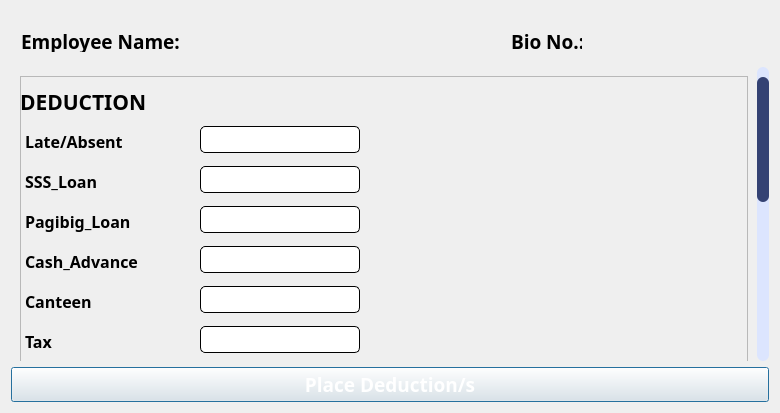
Maze711/systemPayroll, file MainFrame/Resources/UI/deduction.ui: the form before one commit.
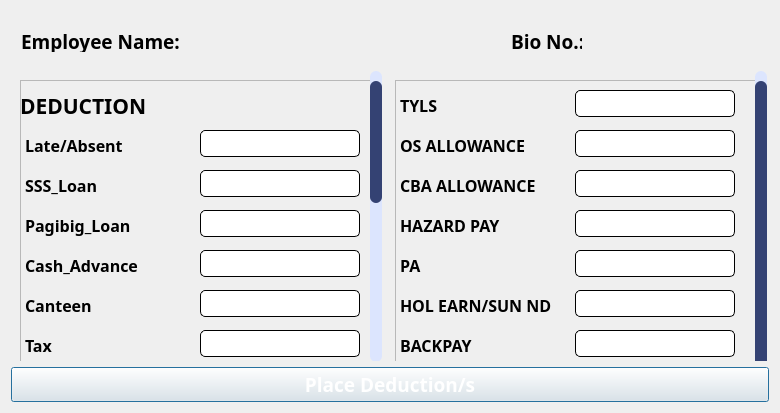
The form after the commit. Icons and pictures are not drawn.

```diff
--- a/MainFrame/Resources/UI/deduction.ui
+++ b/MainFrame/Resources/UI/deduction.ui
@@ -211,10 +211,15 @@
        <string/>
       </property>
      </widget>
-    </widget>
-   </item>
-   <item>
     <widget class="QScrollArea" name="scrollArea">
+      <property name="geometry">
+       <rect>
+        <x>0</x>
+        <y>60</y>
+        <width>371</width>
+        <height>291</height>
+       </rect>
+      </property>
      <property name="font">
       <font>
        <family>Poppins</family>
@@ -243,14 +248,14 @@
       <property name="geometry">
        <rect>
         <x>0</x>
-        <y>0</y>
-        <width>750</width>
+         <y>-349</y>
+         <width>359</width>
         <height>640</height>
        </rect>
       </property>
       <property name="minimumSize">
        <size>
-        <width>0</width>
+         <width>10</width>
         <height>640</height>
        </size>
       </property>
@@ -782,6 +787,339 @@
       </layout>
      </widget>
     </widget>
+     <widget class="QScrollArea" name="scrollArea_2">
+      <property name="geometry">
+       <rect>
+        <x>375</x>
+        <y>60</y>
+        <width>381</width>
+        <height>311</height>
+       </rect>
+      </property>
+      <property name="font">
+       <font>
+        <family>Poppins</family>
+        <pointsize>10</pointsize>
+       </font>
+      </property>
+      <property name="styleSheet">
+       <string notr="true"> QScrollBar:vertical {
+	border: none;
+    background: rgba(217, 217, 217, 1);
+ }</string>
+      </property>
+      <property name="frameShape">
+       <enum>QFrame::NoFrame</enum>
+      </property>
+      <property name="verticalScrollBarPolicy">
+       <enum>Qt::ScrollBarAlwaysOn</enum>
+      </property>
+      <property name="horizontalScrollBarPolicy">
+       <enum>Qt::ScrollBarAlwaysOff</enum>
+      </property>
+      <property name="widgetResizable">
+       <bool>true</bool>
+      </property>
+      <widget class="QWidget" name="scrollAreaWidgetContents_2">
+       <property name="geometry">
+        <rect>
+         <x>0</x>
+         <y>0</y>
+         <width>369</width>
+         <height>320</height>
+        </rect>
+       </property>
+       <property name="minimumSize">
+        <size>
+         <width>10</width>
+         <height>320</height>
+        </size>
+       </property>
+       <layout class="QVBoxLayout" name="verticalLayout_3">
+        <item>
+         <widget class="QFrame" name="deductionArea_2">
+          <property name="minimumSize">
+           <size>
+            <width>378</width>
+            <height>0</height>
+           </size>
+          </property>
+          <property name="styleSheet">
+           <string notr="true">/* VERTICAL SCROLLBAR */
+QScrollBar:vertical {
+    border: none;
+    background: rgba(220, 229, 254, 1);
+    width: 12px;
+    margin: 0;
+    height: auto;
+    border-radius: 6px;
+}
+
+/* HANDLE BAR VERTICAL */
+QScrollBar::handle:vertical {
+	background-color: rgba(52, 66, 115, 1);
+    background: rgba(220, 229, 254, 1);
+    min-height: 48px;
+    border-radius: 6px;
+	margin-top: 10x;
+}
+
+/* REMOVE THE UP ARROW BUTTON */
+QScrollBar::sub-line:vertical {
+    border: none;
+    background: rgba(220, 229, 254, 1);
+    height: 0px;
+    width: 0px;
+}
+
+/* REMOVE THE DOWN ARROW BUTTON */
+QScrollBar::add-line:vertical {
+    border: none;
+    background: none;
+    height: 0px;
+    width: 0px;
+}
+
+/* REMOVE THE SPACE LEFT BY THE UP AND DOWN ARROW BUTTONS */
+QScrollBar::sub-page:vertical, QScrollBar::add-page:vertical {
+    background: none;
+}
+
+QLineEdit {
+border: 1px solid black;
+border-radius: 5px;
+}
+</string>
+          </property>
+          <property name="frameShape">
+           <enum>QFrame::StyledPanel</enum>
+          </property>
+          <property name="frameShadow">
+           <enum>QFrame::Raised</enum>
+          </property>
+          <widget class="QLabel" name="TYLS">
+           <property name="geometry">
+            <rect>
+             <x>5</x>
+             <y>10</y>
+             <width>120</width>
+             <height>30</height>
+            </rect>
+           </property>
+           <property name="font">
+            <font>
+             <family>poppins</family>
+             <pointsize>12</pointsize>
+             <weight>75</weight>
+             <bold>true</bold>
+            </font>
+           </property>
+           <property name="text">
+            <string>TYLS</string>
+           </property>
+          </widget>
+          <widget class="QLineEdit" name="txtDed15">
+           <property name="geometry">
+            <rect>
+             <x>180</x>
+             <y>10</y>
+             <width>160</width>
+             <height>27</height>
+            </rect>
+           </property>
+          </widget>
+          <widget class="QLineEdit" name="txtDed16">
+           <property name="geometry">
+            <rect>
+             <x>180</x>
+             <y>50</y>
+             <width>160</width>
+             <height>27</height>
+            </rect>
+           </property>
+          </widget>
+          <widget class="QLabel" name="OsAllowance">
+           <property name="geometry">
+            <rect>
+             <x>5</x>
+             <y>50</y>
+             <width>161</width>
+             <height>30</height>
+            </rect>
+           </property>
+           <property name="font">
+            <font>
+             <family>poppins</family>
+             <pointsize>12</pointsize>
+             <weight>75</weight>
+             <bold>true</bold>
+            </font>
+           </property>
+           <property name="text">
+            <string>OS ALLOWANCE</string>
+           </property>
+          </widget>
+          <widget class="QLineEdit" name="txtDed17">
+           <property name="geometry">
+            <rect>
+             <x>180</x>
+             <y>90</y>
+             <width>160</width>
+             <height>27</height>
+            </rect>
+           </property>
+          </widget>
+          <widget class="QLabel" name="CbaAllowance">
+           <property name="geometry">
+            <rect>
+             <x>5</x>
+             <y>90</y>
+             <width>151</width>
+             <height>30</height>
+            </rect>
+           </property>
+           <property name="font">
+            <font>
+             <family>poppins</family>
+             <pointsize>12</pointsize>
+             <weight>75</weight>
+             <bold>true</bold>
+            </font>
+           </property>
+           <property name="text">
+            <string>CBA ALLOWANCE</string>
+           </property>
+          </widget>
+          <widget class="QLabel" name="HazardPay">
+           <property name="geometry">
+            <rect>
+             <x>5</x>
+             <y>130</y>
+             <width>131</width>
+             <height>30</height>
+            </rect>
+           </property>
+           <property name="font">
+            <font>
+             <family>poppins</family>
+             <pointsize>12</pointsize>
+             <weight>75</weight>
+             <bold>true</bold>
+            </font>
+           </property>
+           <property name="text">
+            <string>HAZARD PAY</string>
+           </property>
+          </widget>
+          <widget class="QLineEdit" name="txtDed18">
+           <property name="geometry">
+            <rect>
+             <x>180</x>
+             <y>130</y>
+             <width>160</width>
+             <height>27</height>
+            </rect>
+           </property>
+          </widget>
+          <widget class="QLineEdit" name="txtDed19">
+           <property name="geometry">
+            <rect>
+             <x>180</x>
+             <y>170</y>
+             <width>160</width>
+             <height>27</height>
+            </rect>
+           </property>
+          </widget>
+          <widget class="QLineEdit" name="txtDed21">
+           <property name="geometry">
+            <rect>
+             <x>180</x>
+             <y>250</y>
+             <width>160</width>
+             <height>27</height>
+            </rect>
+           </property>
+          </widget>
+          <widget class="QLabel" name="Pa">
+           <property name="geometry">
+            <rect>
+             <x>5</x>
+             <y>170</y>
+             <width>120</width>
+             <height>30</height>
+            </rect>
+           </property>
+           <property name="font">
+            <font>
+             <family>poppins</family>
+             <pointsize>12</pointsize>
+             <weight>75</weight>
+             <bold>true</bold>
+            </font>
+           </property>
+           <property name="text">
+            <string>PA</string>
+           </property>
+          </widget>
+          <widget class="QLabel" name="Backpay">
+           <property name="geometry">
+            <rect>
+             <x>5</x>
+             <y>250</y>
+             <width>120</width>
+             <height>30</height>
+            </rect>
+           </property>
+           <property name="font">
+            <font>
+             <family>poppins</family>
+             <pointsize>12</pointsize>
+             <weight>75</weight>
+             <bold>true</bold>
+            </font>
+           </property>
+           <property name="text">
+            <string>BACKPAY</string>
+           </property>
+          </widget>
+          <widget class="QLabel" name="HolEarn_SunND">
+           <property name="geometry">
+            <rect>
+             <x>5</x>
+             <y>210</y>
+             <width>161</width>
+             <height>30</height>
+            </rect>
+           </property>
+           <property name="font">
+            <font>
+             <family>poppins</family>
+             <pointsize>12</pointsize>
+             <weight>75</weight>
+             <bold>true</bold>
+            </font>
+           </property>
+           <property name="text">
+            <string>HOL EARN/SUN ND</string>
+           </property>
+          </widget>
+          <widget class="QLineEdit" name="txtDed20">
+           <property name="geometry">
+            <rect>
+             <x>180</x>
+             <y>210</y>
+             <width>160</width>
+             <height>27</height>
+            </rect>
+           </property>
+          </widget>
+         </widget>
+        </item>
+       </layout>
+      </widget>
+     </widget>
+    </widget>
    </item>
    <item>
     <widget class="QPushButton" name="placeBTN">
```
Left out of the diff: 12 changed lines with no effect on the pictures. Lines whose indentation alone changed are shown as unchanged.
